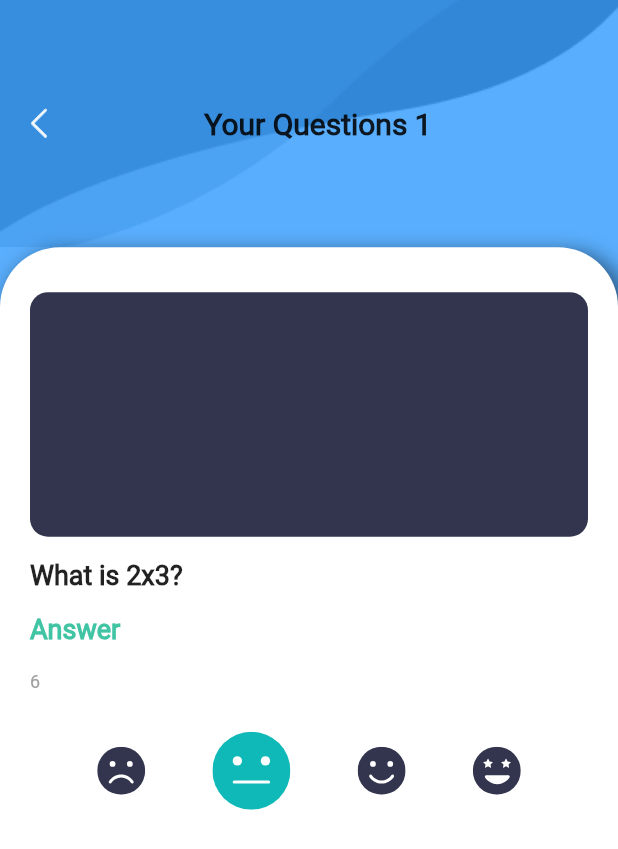
After one commit to gautam232019/acadeque_student_app, a Flutter app: the QuestionScreen screen opened by its route, on a phone screen of 412 x 824 dp. The commit adds this screen. Shown: the top 849 px of the screen. Run offline on Flutter 3.47's test engine with Material 2 defaults, Android fonts, the phone set to English and light mode, and no system bars; drawn by our look-alikes of oktoast; our stand-ins replace dio, flutter_svg, get_storage, jiffy; missing offline and left inert: jwt_decode; accounts and stored records are empty; project files that could hold a hidden picture were left out.

Commit message:
static single question page added

```diff
--- /dev/null
+++ b/lib/common/ui/question_widget.dart
@@ -0,0 +1,98 @@
+// ignore_for_file: prefer_const_constructors,  prefer_const_literals_to_create_immutables
+
+import 'package:acadeque_student_app/common/utils/colors_util.dart';
+import 'package:flutter/material.dart';
+import 'package:flutter_svg/flutter_svg.dart';
+
+class QuestionWidget extends StatelessWidget {
+  final String question;
+  final String answer;
+
+  const QuestionWidget({Key? key, required this.question, required this.answer})
+      : super(key: key);
+
+  @override
+  Widget build(BuildContext context) {
+    print(question);
+    print(answer);
+    return Padding(
+      padding: const EdgeInsets.symmetric(horizontal: 20, vertical: 20),
+      child: ListView(
+        children: [
+          Container(
+            height: 163,
+            width: 329,
+            decoration: BoxDecoration(
+              color: colorBox,
+              borderRadius: BorderRadius.circular(12),
+            ),
+          ),
+          SizedBox(
+            height: 15,
+          ),
+          Text(
+            question,
+            style: TextStyle(
+                fontSize: 18,
+                fontWeight: FontWeight.bold,
+                fontFamily: 'Roboto'),
+          ),
+          SizedBox(
+            height: 15,
+          ),
+          Text(
+            'Answer',
+            style: TextStyle(
+                color: colorCorrect,
+                fontSize: 18,
+                fontWeight: FontWeight.bold,
+                fontFamily: 'Roboto'),
+          ),
+          SizedBox(
+            height: 15,
+          ),
+          Text(
+            answer,
+            style: TextStyle(
+                color: colorTextLight,
+                height: 1.5,
+                fontSize: 12,
+                fontWeight: FontWeight.normal,
+                fontFamily: 'Roboto'),
+          ),
+          SizedBox(
+            height: 25,
+          ),
+          Row(
+            mainAxisAlignment: MainAxisAlignment.spaceEvenly,
+            children: [
+              GestureDetector(
+                onTap: () {},
+                child: SvgPicture.asset(
+                  'assets/svg/unsatisfied_icon.svg',
+                  height: 32,
+                  width: 32,
+                ),
+              ),
+              SvgPicture.asset(
+                'assets/svg/neutral_icon.svg',
+                height: 52,
+                width: 52,
+              ),
+              SvgPicture.asset(
+                'assets/svg/satisfied_icon.svg',
+                height: 32,
+                width: 32,
+              ),
+              SvgPicture.asset(
+                'assets/svg/verysatisfied_icon.svg',
+                height: 32,
+                width: 32,
+              ),
+            ],
+          ),
+        ],
+      ),
+    );
+  }
+}
--- a/lib/common/ui/tutor_profile.dart
+++ b/lib/common/ui/tutor_profile.dart
@@ -24,7 +24,7 @@ class _TutorProfileState extends State<TutorProfile> {
                   borderRadius: BorderRadius.circular(8)),
               height: 72,
               width: 84,
-              child: Icon(
+              child: const Icon(
                 Icons.play_arrow_rounded,
                 size: 50,
                 color: Colors.grey,
@@ -38,7 +38,7 @@ class _TutorProfileState extends State<TutorProfile> {
               children: [
                 Text(
                   widget.name,
-                  style: TextStyle(
+                  style: const TextStyle(
                     fontSize: 16,
                     fontWeight: FontWeight.bold,
                   ),
--- /dev/null
+++ b/lib/common/utils/colors_util.dart
@@ -0,0 +1,5 @@
+import 'package:flutter/material.dart';
+
+final colorBox = Color(0XFF33354E);
+final colorCorrect = Color(0XFF40C4A3);
+final colorTextLight = Color(0xFFA1A1A1);
--- a/lib/main.dart
+++ b/lib/main.dart
@@ -4,6 +4,8 @@ import 'package:acadeque_student_app/modules/login/login_screen.dart';
 import 'package:acadeque_student_app/modules/login/login_state.dart';
 import 'package:acadeque_student_app/modules/notifications/notification_state.dart';
 import 'package:acadeque_student_app/modules/notifications/notifications_screen.dart';
+import 'package:acadeque_student_app/modules/question_screen/question_screen.dart';
+import 'package:acadeque_student_app/modules/question_screen/question_state.dart';
 import 'package:acadeque_student_app/modules/register/register_screen.dart';
 import 'package:acadeque_student_app/modules/register/register_state.dart';
 import 'package:acadeque_student_app/modules/splash/splash_screen.dart';
@@ -56,6 +58,10 @@ class App extends StatelessWidget {
                 create: (_) => NotificationState(),
                 child: const NotificationScreen(),
               ),
+          '/question_screen': (context) => ChangeNotifierProvider(
+                create: (_) => QuestionState(),
+                child: const QuestionScreen(),
+              ),
         },
         initialRoute: '/splash',
         debugShowCheckedModeBanner: false,
--- /dev/null
+++ b/lib/modules/doubt_screen/tabs/ask/models/student_question_response.dart
@@ -0,0 +1,87 @@
+class StudentQuestionResponse {
+  String? status;
+  int? results;
+  Data? data;
+
+  StudentQuestionResponse({this.status, this.results, this.data});
+
+  StudentQuestionResponse.fromJson(Map<String, dynamic> json) {
+    status = json['status'];
+    results = json['results'];
+    data = json['data'] != null ? new Data.fromJson(json['data']) : null;
+  }
+
+  Map<String, dynamic> toJson() {
+    final Map<String, dynamic> data = new Map<String, dynamic>();
+    data['status'] = this.status;
+    data['results'] = this.results;
+    if (this.data != null) {
+      data['data'] = this.data!.toJson();
+    }
+    return data;
+  }
+}
+
+class Data {
+  List<Questions>? questions;
+
+  Data({this.questions});
+
+  Data.fromJson(Map<String, dynamic> json) {
+    if (json['questions'] != null) {
+      questions = <Questions>[];
+      json['questions'].forEach((v) {
+        questions!.add(new Questions.fromJson(v));
+      });
+    }
+  }
+
+  Map<String, dynamic> toJson() {
+    final Map<String, dynamic> data = new Map<String, dynamic>();
+    if (this.questions != null) {
+      data['questions'] = this.questions!.map((v) => v.toJson()).toList();
+    }
+    return data;
+  }
+}
+
+class Questions {
+  String? sId;
+  String? studentId;
+  String? subjectId;
+  String? question;
+  bool? solved;
+  String? createdAt;
+  String? mediaURL;
+
+  Questions(
+      {this.sId,
+      this.studentId,
+      this.subjectId,
+      this.question,
+      this.solved,
+      this.createdAt,
+      this.mediaURL});
+
+  Questions.fromJson(Map<String, dynamic> json) {
+    sId = json['_id'];
+    studentId = json['studentId'];
+    subjectId = json['subjectId'];
+    question = json['question'];
+    solved = json['solved'];
+    createdAt = json['createdAt'];
+    mediaURL = json['mediaURL'];
+  }
+
+  Map<String, dynamic> toJson() {
+    final Map<String, dynamic> data = new Map<String, dynamic>();
+    data['_id'] = this.sId;
+    data['studentId'] = this.studentId;
+    data['subjectId'] = this.subjectId;
+    data['question'] = this.question;
+    data['solved'] = this.solved;
+    data['createdAt'] = this.createdAt;
+    data['mediaURL'] = this.mediaURL;
+    return data;
+  }
+}
--- a/lib/modules/doubt_screen/tabs/home/home_state.dart
+++ b/lib/modules/doubt_screen/tabs/home/home_state.dart
@@ -8,7 +8,6 @@ import 'package:dio/dio.dart';
 import 'package:jwt_decode/jwt_decode.dart';
 
 class HomeState extends BaseState {
-  String id = "";
   Dio dio = getHttp();
 
   HomeState() {
@@ -17,6 +16,7 @@ class HomeState extends BaseState {
     getTeachers();
   }
   String? token;
+  String id = "";
 
   Map<String, dynamic>? user;
 
--- /dev/null
+++ b/lib/modules/question_screen/question_screen.dart
@@ -0,0 +1,86 @@
+// ignore_for_file: prefer_const_constructors,  prefer_const_literals_to_create_immutables
+
+import 'package:acadeque_student_app/common/constrants/app_theme.dart';
+import 'package:acadeque_student_app/common/ui/question_widget.dart';
+import 'package:acadeque_student_app/modules/question_screen/question_state.dart';
+import 'package:flutter/material.dart';
+import 'package:flutter_svg/flutter_svg.dart';
+import 'package:provider/provider.dart';
+
+class QuestionScreen extends StatelessWidget {
+  const QuestionScreen({Key? key}) : super(key: key);
+
+  @override
+  Widget build(BuildContext context) {
+    final size = MediaQuery.of(context).size.height;
+    final state = Provider.of<QuestionState>(context);
+
+    return Scaffold(
+      backgroundColor: primaryColor,
+      body: ListView(
+        children: [
+          Container(
+            child: Padding(
+              padding: const EdgeInsets.symmetric(horizontal: 20),
+              child: Row(
+                mainAxisAlignment: MainAxisAlignment.spaceBetween,
+                children: [
+                  InkWell(
+                      onTap: () {
+                        Navigator.of(context).pop();
+                      },
+                      child: SvgPicture.asset('assets/svg/arrow_back.svg')),
+                  const Text(
+                    'Your Questions 1',
+                    style: TextStyle(
+                        fontSize: 20,
+                        fontWeight: FontWeight.bold,
+                        fontFamily: 'Roboto'),
+                  ),
+                  Text('')
+                ],
+              ),
+            ),
+            height: size * 0.2,
+            decoration: BoxDecoration(
+                color: Color(0xFF59AEFD),
+                image: DecorationImage(
+                    image: AssetImage('assets/images/bg_shape.png'),
+                    fit: BoxFit.cover)),
+          ),
+          Container(
+              decoration: BoxDecoration(
+                  boxShadow: [
+                    BoxShadow(
+                      color: Colors.black45,
+                      offset: const Offset(
+                        5.0,
+                        5.0,
+                      ),
+                      blurRadius: 10.0,
+                      spreadRadius: 2.0,
+                    ),
+                  ],
+                  color: Colors.white,
+                  borderRadius: const BorderRadius.only(
+                      topLeft: Radius.circular(40),
+                      topRight: Radius.circular(40),
+                      bottomLeft: Radius.zero,
+                      bottomRight: Radius.zero)),
+              height: size * 0.8,
+              child: Padding(
+                padding: const EdgeInsets.symmetric(vertical: 10),
+                child: state.loading
+                    ? const Center(
+                        child: CircularProgressIndicator(),
+                      )
+                    : QuestionWidget(
+                        question: "What is 2x3?",
+                        answer: "6",
+                      ),
+              ))
+        ],
+      ),
+    );
+  }
+}
--- /dev/null
+++ b/lib/modules/question_screen/question_state.dart
@@ -0,0 +1,3 @@
+import 'package:acadeque_student_app/core/state/base_state.dart';
+
+class QuestionState extends BaseState {}
```
Also changed, not shown: lib/common/ui/ask_container.dart (added, +101 -0 lines), lib/modules/doubt_screen/tabs/ask/ask_screen.dart (+95 -4 lines), lib/modules/doubt_screen/tabs/ask/ask_state.dart (+43 -1 lines).
